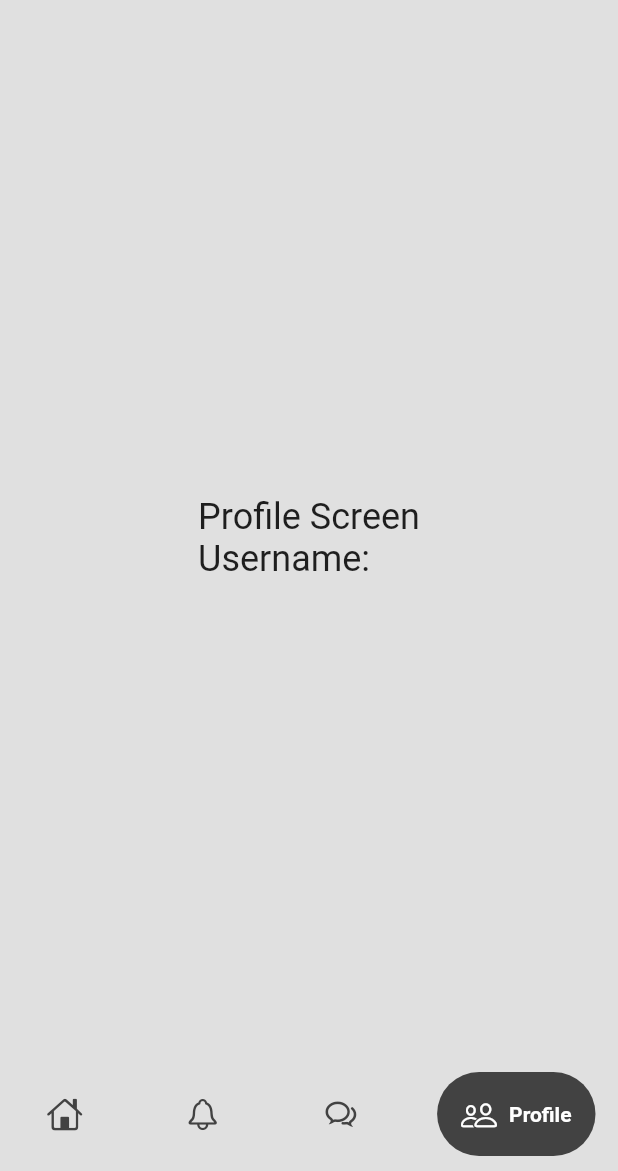
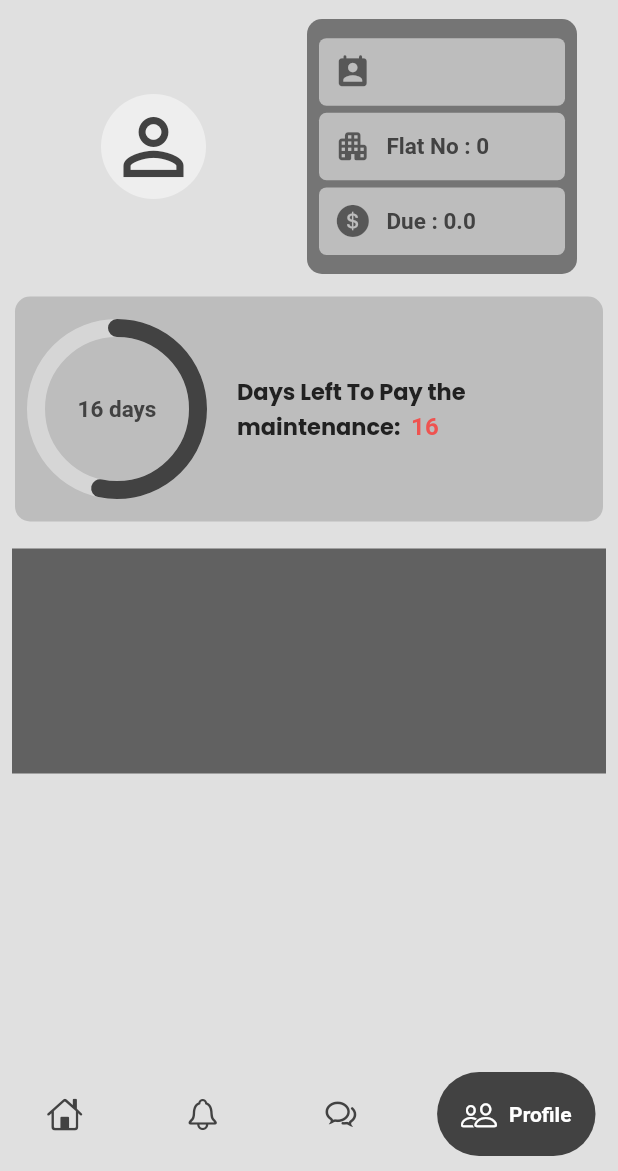
Before and after one commit to rishabhky/society_app, a Flutter app: the AdminHome screen opened by its route, item 4 of the bottom bar chosen, on a phone screen of 412 x 824 dp, the part 65-1236 px from its top. Run offline on Flutter 3.47's test engine with Material 2 defaults, Android fonts, the phone set to English and light mode, and no system bars; drawn by our look-alikes of google_nav_bar, percent_indicator, widget_circular_animator; our stand-ins replace cloud_firestore, file_picker, firebase_auth, firebase_core, firebase_storage, flutter_speed_dial and 5 more; missing offline and left inert: dart:ffi, easy_pdf_viewer, razorpay_flutter; accounts and stored records are empty; Roboto replaces fonts that are missing (Ubuntu).

Commit message:
Profile page

```diff
--- a/lib/controllers/auth_controller.dart
+++ b/lib/controllers/auth_controller.dart
@@ -13,6 +13,7 @@ class AuthController extends GetxController {
   RxString name = ''.obs;
   RxString userid = ''.obs;
   RxBool isInitialized = false.obs;
+  RxBool PaymentDone = false.obs;
   RxString isAdmin = ''.obs;
 
   @override
@@ -39,6 +40,7 @@ class AuthController extends GetxController {
     name.value = '';
     isAdmin.value = 'user';
     userid.value = '';
+    PaymentDone.value = false;
   }
 
   Future<void> initializeFirebase() async {
--- a/lib/main.dart
+++ b/lib/main.dart
@@ -9,6 +9,7 @@ import 'package:vmg/pages/edit_page.dart';
 import 'package:vmg/pages/home_page.dart';
 import 'package:vmg/pages/login_page.dart';
 import 'package:vmg/pages/Admin_notice.dart';
+import 'package:vmg/pages/profile.dart';
 import 'package:vmg/utils/routes.dart';
 import 'firebase_options.dart';
 
@@ -67,6 +68,10 @@ void main() async {
         name: MyRoutes.authRoute,
         page: () => const AuthPage(),
       ),
+      GetPage(
+        name: MyRoutes.proPage,
+        page: () => const ProfileScreen(),
+      ),
     ],
   ));
 }
--- a/lib/pages/admin_home.dart
+++ b/lib/pages/admin_home.dart
@@ -10,6 +10,7 @@ import 'package:vmg/controllers/auth_controller.dart';
 import 'package:vmg/pages/Admin_notice.dart';
 import 'package:vmg/pages/home_page.dart';
 import 'package:vmg/pages/maintenance.dart';
+import 'package:vmg/pages/profile.dart';
 import 'package:vmg/utils/drawer.dart';
 import 'package:vmg/utils/routes.dart';
 
@@ -31,7 +32,7 @@ class AdminHome extends StatefulWidget {
 
 class _AdminHomeState extends State<AdminHome> {
   final AuthController authController = Get.find();
-  Razorpay _razorpay = Razorpay();
+  //Razorpay _razorpay = Razorpay();
   int _selectedIndex = 0;
 
   @override
@@ -39,10 +40,13 @@ class _AdminHomeState extends State<AdminHome> {
     super.initState();
     _selectedIndex = widget.initialSelectedScreen;
     authController.fetchUserData();
-    _razorpay = Razorpay();
-    _razorpay.on(Razorpay.EVENT_PAYMENT_SUCCESS, _handlePaymentSuccess);
-    _razorpay.on(Razorpay.EVENT_PAYMENT_ERROR, _handlePaymentError);
-    _razorpay.on(Razorpay.EVENT_EXTERNAL_WALLET, _handleExternalWallet);
+    authController.razorpay = Razorpay();
+    authController.razorpay
+        .on(Razorpay.EVENT_PAYMENT_SUCCESS, _handlePaymentSuccess);
+    authController.razorpay
+        .on(Razorpay.EVENT_PAYMENT_ERROR, _handlePaymentError);
+    authController.razorpay
+        .on(Razorpay.EVENT_EXTERNAL_WALLET, _handleExternalWallet);
   }
 
   void _handlePaymentSuccess(PaymentSuccessResponse response) {
@@ -68,7 +72,7 @@ class _AdminHomeState extends State<AdminHome> {
 
   @override
   void dispose() {
-    _razorpay.clear();
+    authController.razorpay.clear();
     super.dispose();
   }
 
@@ -90,7 +94,7 @@ class _AdminHomeState extends State<AdminHome> {
         child: ChatHome(uid: widget.uid),
       );
     } else if (index == 3) {
-      return SafeArea(child: ProfileScreen(username: widget.username));
+      return SafeArea(child: ProfileScreen());
     } else {
       return Container();
     }
@@ -236,19 +240,3 @@ class NoticeBoardScreen extends StatelessWidget {
     );
   }
 }
-
-class ProfileScreen extends StatelessWidget {
-  final String username;
-
-  const ProfileScreen({super.key, required this.username});
-
-  @override
-  Widget build(BuildContext context) {
-    return Center(
-      child: Text(
-        'Profile Screen\nUsername: $username',
-        style: const TextStyle(fontSize: 24),
-      ),
-    );
-  }
-}
--- /dev/null
+++ b/lib/pages/profile.dart
@@ -0,0 +1,267 @@
+import 'package:flutter/cupertino.dart';
+import 'package:flutter/material.dart';
+import 'package:get/get.dart';
+import 'package:google_fonts/google_fonts.dart';
+import 'package:vmg/controllers/auth_controller.dart';
+import 'package:percent_indicator/percent_indicator.dart';
+import 'package:widget_circular_animator/widget_circular_animator.dart';
+
+class ProfileScreen extends StatefulWidget {
+  const ProfileScreen({Key? key}) : super(key: key);
+
+  @override
+  State<ProfileScreen> createState() => _ProfileScreenState();
+}
+
+class _ProfileScreenState extends State<ProfileScreen> {
+  final AuthController authController = Get.find();
+  DateTime firstOfMonth =
+      DateTime(DateTime.now().year, DateTime.now().month + 1, 1);
+
+  @override
+  Widget build(BuildContext context) {
+    int daysLeft = (firstOfMonth.difference(DateTime.now()).inDays) - 1;
+    //print("days : ${daysLeft}");
+    double percent =
+        authController.PaymentDone == true.obs ? 1.0 : daysLeft / 30;
+
+    return Container(
+      child: Column(
+        children: [
+          Row(
+            mainAxisAlignment: MainAxisAlignment.spaceEvenly,
+            children: [
+              Container(
+                height: 150,
+                width: 150,
+                child: WidgetCircularAnimator(
+                  innerColor: Colors.grey.shade700,
+                  outerColor: Colors.grey.shade800,
+                  size: 100,
+                  child: Container(
+                    decoration: BoxDecoration(
+                        shape: BoxShape.circle, color: Colors.grey[200]),
+                    child: Icon(
+                      Icons.person_outline,
+                      color: Colors.grey.shade800,
+                      size: 60,
+                    ),
+                  ),
+                ),
+              ),
+              Container(
+                height: 170,
+                width: 180,
+                decoration: BoxDecoration(
+                    color: Colors.grey.shade600,
+                    borderRadius: BorderRadius.circular(10)),
+                child: Padding(
+                  padding: const EdgeInsets.all(8.0),
+                  child: Column(
+                    crossAxisAlignment: CrossAxisAlignment.center,
+                    mainAxisAlignment: MainAxisAlignment.spaceEvenly,
+                    children: [
+                      GestureDetector(
+                        onLongPress: () {},
+                        child: Container(
+                          width: double.maxFinite,
+                          padding: EdgeInsets.all(10),
+                          decoration: BoxDecoration(
+                            color: Colors.grey.shade400,
+                            borderRadius: BorderRadius.circular(5),
+                          ),
+                          child: Row(
+                            children: [
+                              Icon(
+                                Icons.perm_contact_cal_rounded,
+                                size: 25,
+                                color: Colors.black54,
+                              ),
+                              SizedBox(width: 10),
+                              Text(
+                                "${authController.name}",
+                                style: GoogleFonts.ubuntu(
+                                    fontSize: 15,
+                                    color: Colors.grey.shade800,
+                                    fontWeight: FontWeight.w700),
+                              ),
+                            ],
+                          ),
+                        ),
+                      ),
+                      GestureDetector(
+                        onLongPress: () {},
+                        child: Container(
+                          width: double.maxFinite,
+                          padding: EdgeInsets.all(10),
+                          decoration: BoxDecoration(
+                            color: Colors.grey.shade400,
+                            borderRadius: BorderRadius.circular(5),
+                          ),
+                          child: Row(
+                            children: [
+                              Icon(
+                                Icons.apartment_rounded,
+                                size: 25,
+                                color: Colors.black54,
+                              ),
+                              SizedBox(width: 10),
+                              Text(
+                                "Flat No : ${authController.flatNumber}",
+                                style: GoogleFonts.ubuntu(
+                                    fontSize: 15,
+                                    color: Colors.grey.shade800,
+                                    fontWeight: FontWeight.w700),
+                              ),
+                            ],
+                          ),
+                        ),
+                      ),
+                      GestureDetector(
+                        onLongPress: () {},
+                        child: Container(
+                          width: double.maxFinite,
+                          padding: EdgeInsets.all(10),
+                          decoration: BoxDecoration(
+                            color: Colors.grey.shade400,
+                            borderRadius: BorderRadius.circular(5),
+                          ),
+                          child: Row(
+                            children: [
+                              Icon(
+                                CupertinoIcons.money_dollar_circle_fill,
+                                size: 25,
+                                color: Colors.black54,
+                              ),
+                              SizedBox(width: 10),
+                              Text(
+                                "Due : ${authController.maintenance}",
+                                style: GoogleFonts.ubuntu(
+                                    fontSize: 15,
+                                    color: Colors.grey.shade800,
+                                    fontWeight: FontWeight.w700),
+                              ),
+                            ],
+                          ),
+                        ),
+                      )
+                    ],
+                  ),
+                ),
+              )
+            ],
+          ),
+          SizedBox(height: 5),
+          Padding(
+            padding: const EdgeInsets.all(10.0),
+            child: Container(
+              decoration: BoxDecoration(
+                color: Colors.grey.shade400,
+                borderRadius: BorderRadius.circular(10),
+              ),
+              height: 150,
+              width: double.infinity,
+              child: Padding(
+                padding: const EdgeInsets.all(8.0),
+                child: Row(
+                  mainAxisAlignment: MainAxisAlignment.spaceEvenly,
+                  children: [
+                    CircularPercentIndicator(
+                      radius: 60,
+                      lineWidth: 12,
+                      backgroundColor: Colors.white38,
+                      center: authController.PaymentDone == true.obs
+                          ? Icon(
+                              Icons.check,
+                              color: Colors.green,
+                              size: 40,
+                            )
+                          : Text(
+                              "$daysLeft days",
+                              style: GoogleFonts.ubuntu(
+                                fontSize: 15,
+                                fontWeight: FontWeight.w700,
+                                color: daysLeft < 5
+                                    ? Colors.red.shade500
+                                    : Colors.grey.shade800,
+                              ),
+                            ),
+                      progressColor: Colors.grey.shade800,
+                      percent: percent, // Assuming 30 days in a month
+                      circularStrokeCap: CircularStrokeCap.round,
+                    ),
+                    SizedBox(width: 20),
+                    Expanded(
+                      child: Text.rich(
+                        TextSpan(
+                            children: authController.PaymentDone == true.obs
+                                ? <TextSpan>[
+                                    TextSpan(
+                                        text: "Payment Done",
+                                        style: GoogleFonts.ubuntu(
+                                            fontSize: 20,
+                                            fontWeight: FontWeight.w700,
+                                            color: Colors.grey.shade900))
+                                  ]
+                                : <TextSpan>[
+                                    TextSpan(
+                                      text:
+                                          'Days Left To Pay the maintenance: ',
+                                      style: GoogleFonts.poppins(
+                                        fontSize: 15,
+                                        fontWeight: FontWeight.w700,
+                                        color: Colors.grey.shade900,
+                                      ),
+                                    ),
+                                    TextSpan(
+                                      text: " $daysLeft",
+                                      style: GoogleFonts.ubuntu(
+                                        fontSize: 16,
+                                        fontWeight: FontWeight.w700,
+                                        color: Colors.red.shade400,
+                                      ),
+                                    ),
+                                  ]),
+                      ),
+                    ),
+                  ],
+                ),
+              ),
+            ),
+          ),
+          authController.isAdmin == 'admin'
+              ? Padding(
+                  padding: const EdgeInsets.all(8.0),
+                  child: Row(
+                    mainAxisAlignment: MainAxisAlignment.spaceBetween,
+                    children: [
+                      Container(
+                        decoration: BoxDecoration(
+                            color: Colors.grey.shade600,
+                            borderRadius: BorderRadius.circular(10)),
+                        width: 180,
+                        height: 150,
+                      ),
+                      Container(
+                        decoration: BoxDecoration(
+                            color: Colors.grey.shade400,
+                            borderRadius: BorderRadius.circular(10)),
+                        width: 150,
+                        height: 150,
+                      )
+                    ],
+                  ),
+                )
+              : Padding(
+                  padding: const EdgeInsets.all(8.0),
+                  child: Container(
+                    decoration: BoxDecoration(color: Colors.grey.shade700),
+                    height: 150,
+                    width: double.maxFinite,
+                  ),
+                )
+        ],
+      ),
+    );
+  }
+}
--- a/lib/utils/routes.dart
+++ b/lib/utils/routes.dart
@@ -6,4 +6,5 @@ class MyRoutes {
   static String adminRoute = "/adminhome";
   static String adminNotice = "/admin_notice_board";
   static String editPage = "/edit";
+  static String proPage = "/profile";
 }
--- a/pubspec.yaml
+++ b/pubspec.yaml
@@ -49,6 +49,8 @@ dependencies:
   pdf: ^3.10.4
   intl: ^0.18.1
   get: ^4.6.6
+  percent_indicator: ^4.2.3
+  widget_circular_animator: ^1.0.0
 
 
 
```
Also changed, not shown: lib/chat/chat_page.dart (added, +220 -0 lines), lib/pages/home_page.dart (+15 -28 lines), assets/images/pro.png (added), pubspec.lock.
